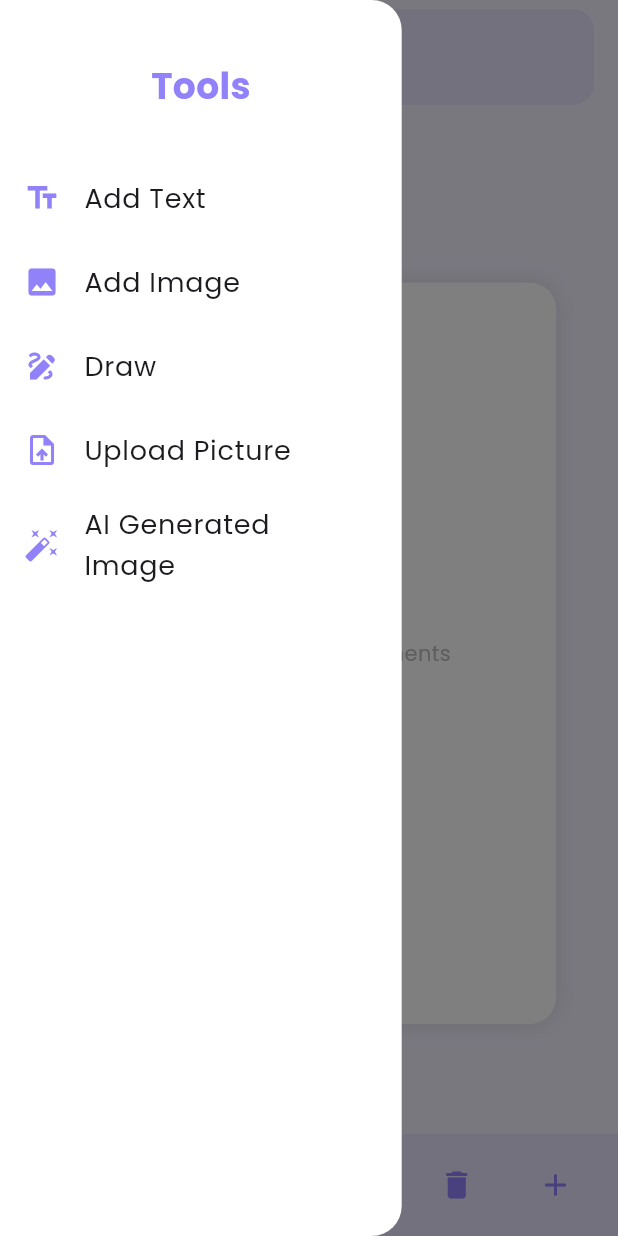
After one commit to Lama-Dwikat/Bright-Minds, a Flutter app: the CreateStoryPage screen opened directly, after a tap on the "menu" icon, on a phone screen of 412 x 824 dp. The commit adds this screen. Run offline on Flutter 3.47's test engine with Material 3 defaults, Android fonts, the phone set to English and light mode, and no system bars; our stand-ins replace file_picker, google_fonts, icons_plus, image_picker, jwt_decoder, shared_preferences; missing offline and left inert: file_selector; accounts and stored records are empty.

Commit message:
story  front

```diff
--- /dev/null
+++ b/client/lib/screens/createStoryPage.dart
@@ -0,0 +1,398 @@
+import 'package:flutter/material.dart';
+import 'package:google_fonts/google_fonts.dart';
+import 'package:bright_minds/widgets/DraggableTextWidget.dart';
+import 'package:bright_minds/widgets/DraggableImageWidget.dart';
+
+class CreateStoryPage extends StatefulWidget {
+  const CreateStoryPage({super.key});
+
+  @override
+  State<CreateStoryPage> createState() => _CreateStoryPageState();
+}
+
+class _CreateStoryPageState extends State<CreateStoryPage> {
+  String storyTitle = "My Story";
+
+  // بدل textWidgets → الآن عناصر عامة للكانفاس: نصوص + صور
+  List<Widget> canvasElements = [];
+
+  final TextEditingController _textController = TextEditingController();
+
+  // Main Brand Color
+  final Color mainPurple = const Color(0xFF9182FA);
+
+  final List<String> storyImageAssets = [
+    'assets/story_images/discussion.png',
+    'assets/story_images/Drawing.png',
+    'assets/story_images/energy.png',
+    'assets/story_images/Games2.png',
+  ];
+
+  @override
+  void dispose() {
+    _textController.dispose();
+    super.dispose();
+  }
+
+  @override
+  Widget build(BuildContext context) {
+    return Scaffold(
+      backgroundColor: const Color(0xFFF3F0FF), // soft purple background
+      body: SafeArea(
+        child: Stack(
+          children: [
+            Column(
+              children: [
+                // ---------- TITLE BAR ----------
+                _buildTitleBar(),
+
+                const SizedBox(height: 10),
+
+                // ---------- PAGE INDICATOR ----------
+                _buildPageIndicator(),
+
+                const SizedBox(height: 10),
+
+                // ---------- CANVAS ----------
+                Expanded(
+                  child: Center(
+                    child: Container(
+                      width: MediaQuery.of(context).size.width * 0.80,
+                      height: MediaQuery.of(context).size.height * 0.60,
+                      decoration: BoxDecoration(
+                        color: Colors.white,
+                        borderRadius: BorderRadius.circular(18),
+                        boxShadow: [
+                          BoxShadow(
+                            color: Colors.black.withOpacity(0.10),
+                            blurRadius: 12,
+                          ),
+                        ],
+                      ),
+                      child: Stack(
+                        children: [
+                          ...canvasElements,
+                          Center(
+                            child: canvasElements.isEmpty
+                                ? Text(
+                                    "Tap tools to add elements",
+                                    style: GoogleFonts.poppins(
+                                      fontSize: 14,
+                                      color: Colors.grey[400],
+                                    ),
+                                  )
+                                : const SizedBox(),
+                          ),
+                        ],
+                      ),
+                    ),
+                  ),
+                ),
+
+                const SizedBox(height: 10),
+
+                // ---------- BOTTOM TOOLBAR ----------
+                _buildBottomToolbar(),
+              ],
+            ),
+
+            // ---------- LEFT SIDE TOOLS BUTTON ----------
+            Positioned(
+              top: 80,
+              left: 10,
+              child: _buildToolsButton(),
+            ),
+          ],
+        ),
+      ),
+    );
+  }
+
+  // ============================================================
+  //                          TITLE BAR
+  // ============================================================
+  Widget _buildTitleBar() {
+    return Padding(
+      padding: const EdgeInsets.symmetric(horizontal: 16, vertical: 6),
+      child: Container(
+        padding: const EdgeInsets.symmetric(horizontal: 14, vertical: 8),
+        decoration: BoxDecoration(
+          color: const Color(0xFFE8E3FF),
+          borderRadius: BorderRadius.circular(14),
+        ),
+        child: Row(
+          children: [
+            Icon(Icons.edit, color: mainPurple),
+            const SizedBox(width: 10),
+            Expanded(
+              child: TextField(
+                onChanged: (value) => setState(() => storyTitle = value),
+                decoration: const InputDecoration(
+                  border: InputBorder.none,
+                  hintText: "Story Title",
+                ),
+                style: GoogleFonts.poppins(
+                  fontSize: 20,
+                  fontWeight: FontWeight.bold,
+                ),
+              ),
+            ),
+          ],
+        ),
+      ),
+    );
+  }
+
+  // ============================================================
+  //                      PAGE INDICATOR
+  // ============================================================
+  Widget _buildPageIndicator() {
+    return Text(
+      "Page 1 / 1",
+      style: GoogleFonts.poppins(
+        fontSize: 20,
+        fontWeight: FontWeight.w600,
+        color: mainPurple,
+      ),
+    );
+  }
+
+  // ============================================================
+  //                   BOTTOM CONTROL TOOLBAR
+  // ============================================================
+  Widget _buildBottomToolbar() {
+    return Container(
+      padding: const EdgeInsets.symmetric(vertical: 10),
+      color: const Color(0xFFE8E3FF),
+      child: Row(
+        mainAxisAlignment: MainAxisAlignment.spaceEvenly,
+        children: [
+          IconButton(icon: Icon(Icons.mic, color: mainPurple), onPressed: () {}),
+          IconButton(icon: Icon(Icons.play_arrow, color: mainPurple), onPressed: () {}),
+          IconButton(icon: Icon(Icons.undo, color: mainPurple), onPressed: () {}),
+          IconButton(icon: Icon(Icons.redo, color: mainPurple), onPressed: () {}),
+          IconButton(icon: Icon(Icons.delete, color: mainPurple), onPressed: () {}),
+          IconButton(icon: Icon(Icons.add, color: mainPurple), onPressed: () {}),
+        ],
+      ),
+    );
+  }
+
+  // ============================================================
+  //                    LEFT TOOLS BUTTON
+  // ============================================================
+  Widget _buildToolsButton() {
+    return GestureDetector(
+      onTap: () => _openToolsDrawer(),
+      child: Container(
+        width: 60,
+        height: 60,
+        decoration: BoxDecoration(
+          color: mainPurple,
+          shape: BoxShape.circle,
+          boxShadow: [
+            BoxShadow(
+              color: Colors.black.withOpacity(0.25),
+              blurRadius: 12,
+              offset: const Offset(0, 6),
+            ),
+          ],
+        ),
+        child: const Center(
+          child: Icon(Icons.menu, color: Colors.white, size: 36),
+        ),
+      ),
+    );
+  }
+
+  // ============================================================
+  //                        TOOLS DRAWER
+  // ============================================================
+  void _openToolsDrawer() {
+    showGeneralDialog(
+      context: context,
+      barrierDismissible: true,
+      barrierLabel: "Tools",
+      transitionDuration: const Duration(milliseconds: 300),
+      pageBuilder: (context, _, __) {
+        return Align(
+          alignment: Alignment.centerLeft,
+          child: Material(
+            color: Colors.white,
+            borderRadius: const BorderRadius.only(
+              topRight: Radius.circular(20),
+              bottomRight: Radius.circular(20),
+            ),
+            child: Container(
+              width: MediaQuery.of(context).size.width * 0.65,
+              height: MediaQuery.of(context).size.height,
+              padding: const EdgeInsets.only(top: 40),
+              child: Column(
+                children: [
+                  Text(
+                    "Tools",
+                    style: GoogleFonts.poppins(
+                      fontSize: 24,
+                      fontWeight: FontWeight.bold,
+                      color: const Color(0xFF9182FA),
+                    ),
+                  ),
+                  const SizedBox(height: 30),
+
+                  _toolOption(Icons.text_fields, "Add Text", () {
+                    Navigator.pop(context);
+                    _showAddTextDialog();
+                  }),
+                  _toolOption(Icons.image, "Add Image", () {
+                    Navigator.pop(context);
+                    _showImageAssetsPicker();
+                  }),
+                  _toolOption(Icons.draw, "Draw", () {}),
+                  _toolOption(Icons.upload_file, "Upload Picture", () {}),
+                  _toolOption(Icons.auto_fix_high, "AI Generated Image", () {}),
+                ],
+              ),
+            ),
+          ),
+        );
+      },
+      transitionBuilder: (context, animation, _, child) {
+        return SlideTransition(
+          position: Tween(begin: const Offset(-1, 0), end: Offset.zero)
+              .animate(animation),
+          child: child,
+        );
+      },
+    );
+  }
+
+  Widget _toolOption(IconData icon, String title, VoidCallback onTap) {
+    return ListTile(
+      leading: Icon(icon, color: const Color(0xFF9182FA)),
+      title: Text(title, style: GoogleFonts.poppins(fontSize: 18)),
+      onTap: onTap,
+    );
+  }
+
+  // ============================================================
+  //                    ADD TEXT DIALOG
+  // ============================================================
+  void _showAddTextDialog() {
+    _textController.text = "";
+
+    showDialog(
+      context: context,
+      builder: (context) {
+        return AlertDialog(
+          title: const Text("Add Text"),
+          content: TextField(
+            controller: _textController,
+            autofocus: true,
+            maxLines: 3,
+            decoration: const InputDecoration(
+              hintText: "Type your text here...",
+            ),
+          ),
+          actions: [
+            TextButton(
+              onPressed: () => Navigator.pop(context),
+              child: const Text("Cancel"),
+            ),
+            ElevatedButton(
+              style: ElevatedButton.styleFrom(
+                backgroundColor: const Color(0xFF9182FA),
+              ),
+              onPressed: () {
+                final input = _textController.text.trim();
+                if (input.isNotEmpty) {
+                  _addDraggableText(input);
+                  Navigator.pop(context);
+                }
+              },
+              child: const Text("Add"),
+            ),
+          ],
+        );
+      },
+    );
+  }
+
+  void _addDraggableText(String text) {
+    setState(() {
+      canvasElements.add(
+        DraggableTextWidget(
+          text: text,
+          color: Colors.black,
+        ),
+      );
+    });
+  }
+
+  // ============================================================
+  //                ADD IMAGE FROM ASSETS
+  // ============================================================
+  void _showImageAssetsPicker() {
+    showModalBottomSheet(
+      context: context,
+      backgroundColor: Colors.white,
+      shape: const RoundedRectangleBorder(
+        borderRadius: BorderRadius.vertical(top: Radius.circular(18)),
+      ),
+      builder: (context) {
+        return Padding(
+          padding: const EdgeInsets.all(16),
+          child: Column(
+            mainAxisSize: MainAxisSize.min,
+            children: [
+              Text(
+                "Choose an image",
+                style: GoogleFonts.poppins(
+                  fontSize: 18,
+                  fontWeight: FontWeight.w600,
+                ),
+              ),
+              const SizedBox(height: 16),
+              GridView.builder(
+                shrinkWrap: true,
+                itemCount: storyImageAssets.length,
+                gridDelegate: const SliverGridDelegateWithFixedCrossAxisCount(
+                  crossAxisCount: 3,
+                  mainAxisSpacing: 12,
+                  crossAxisSpacing: 12,
+                ),
+                itemBuilder: (context, index) {
+                  final assetPath = storyImageAssets[index];
+                  return GestureDetector(
+                    onTap: () {
+                      _addDraggableImage(assetPath);
+                      Navigator.pop(context);
+                    },
+                    child: ClipRRect(
+                      borderRadius: BorderRadius.circular(12),
+                      child: Image.asset(
+                        assetPath,
+                        fit: BoxFit.cover,
+                      ),
+                    ),
+                  );
+                },
+              ),
+            ],
+          ),
+        );
+      },
+    );
+  }
+
+  void _addDraggableImage(String assetPath) {
+    setState(() {
+      canvasElements.add(
+        DraggableImageWidget(
+          assetPath: assetPath,
+          width: 130,
+          height: 130,
+        ),
+      );
+    });
+  }
+}
--- a/client/pubspec.yaml
+++ b/client/pubspec.yaml
@@ -20,6 +20,7 @@ dependencies:
   jwt_decoder: ^2.0.1
 
 
+
 dev_dependencies:
   flutter_test:
     sdk: flutter
@@ -29,3 +30,4 @@ flutter:
   uses-material-design: true
   assets:
     - assets/images/
+    - assets/story_images/
```
Also changed, not shown: client/lib/screens/childStory.dart (+8 -2 lines), client/lib/widgets/DraggableImageWidget.dart (added, +44 -0 lines), client/lib/widgets/DraggableTextWidget.dart (added, +217 -0 lines), client/assets/story_images/Drawing.png (added), client/assets/story_images/Games2.png (added), client/assets/story_images/discussion.png (added), client/assets/story_images/energy.png (added), 1 other file.
